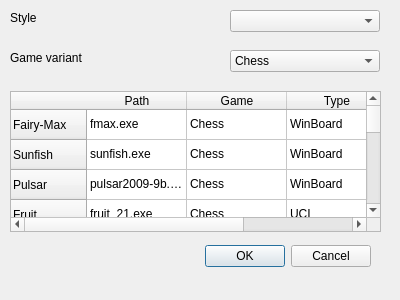
Qt form settingsdialog.ui (fire-lizard/QBoard) before a commit.
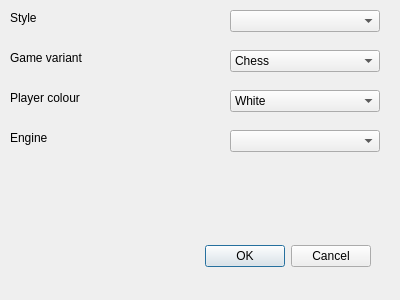
The same form after that commit.

Diff of the .ui file:
```diff
--- a/settingsdialog.ui
+++ b/settingsdialog.ui
@@ -52,431 +52,6 @@
     <string>Style</string>
    </property>
   </widget>
-  <widget class="QTableWidget" name="tableWidget">
-   <property name="geometry">
-    <rect>
-     <x>10</x>
-     <y>91</y>
-     <width>371</width>
-     <height>141</height>
-    </rect>
-   </property>
-   <row>
-    <property name="text">
-     <string>Fairy-Max</string>
-    </property>
-   </row>
-   <row>
-    <property name="text">
-     <string>Sunfish</string>
-    </property>
-   </row>
-   <row>
-    <property name="text">
-     <string>Pulsar</string>
-    </property>
-   </row>
-   <row>
-    <property name="text">
-     <string>Fruit</string>
-    </property>
-   </row>
-   <row>
-    <property name="text">
-     <string>Rybka232a</string>
-    </property>
-   </row>
-   <row>
-    <property name="text">
-     <string>Stockfish</string>
-    </property>
-   </row>
-   <row>
-    <property name="text">
-     <string>komodo-9</string>
-    </property>
-   </row>
-   <row>
-    <property name="text">
-     <string>TJchess_1.3</string>
-    </property>
-   </row>
-   <row>
-    <property name="text">
-     <string>Fairy-Max</string>
-    </property>
-   </row>
-   <row>
-    <property name="text">
-     <string>HaQi</string>
-    </property>
-   </row>
-   <row>
-    <property name="text">
-     <string>EleEye</string>
-    </property>
-   </row>
-   <row>
-    <property name="text">
-     <string>Qianhong</string>
-    </property>
-   </row>
-   <row>
-    <property name="text">
-     <string>TJxiangqi</string>
-    </property>
-   </row>
-   <row>
-    <property name="text">
-     <string>Shokidoki</string>
-    </property>
-   </row>
-   <row>
-    <property name="text">
-     <string>LaramieV3</string>
-    </property>
-   </row>
-   <row>
-    <property name="text">
-     <string>TJshogi</string>
-    </property>
-   </row>
-   <row>
-    <property name="text">
-     <string>TJshogi</string>
-    </property>
-   </row>
-   <row>
-    <property name="text">
-     <string>TJshogi</string>
-    </property>
-   </row>
-   <row>
-    <property name="text">
-     <string>TJshogi</string>
-    </property>
-   </row>
-   <row>
-    <property name="text">
-     <string>HaChu</string>
-    </property>
-   </row>
-   <column>
-    <property name="text">
-     <string>Path</string>
-    </property>
-   </column>
-   <column>
-    <property name="text">
-     <string>Game</string>
-    </property>
-   </column>
-   <column>
-    <property name="text">
-     <string>Type</string>
-    </property>
-   </column>
-   <item row="0" column="0">
-    <property name="text">
-     <string>fmax.exe</string>
-    </property>
-   </item>
-   <item row="0" column="1">
-    <property name="text">
-     <string>Chess</string>
-    </property>
-   </item>
-   <item row="0" column="2">
-    <property name="text">
-     <string>WinBoard</string>
-    </property>
-   </item>
-   <item row="1" column="0">
-    <property name="text">
-     <string>sunfish.exe</string>
-    </property>
-   </item>
-   <item row="1" column="1">
-    <property name="text">
-     <string>Chess</string>
-    </property>
-   </item>
-   <item row="1" column="2">
-    <property name="text">
-     <string>WinBoard</string>
-    </property>
-   </item>
-   <item row="2" column="0">
-    <property name="text">
-     <string>pulsar2009-9b.exe</string>
-    </property>
-   </item>
-   <item row="2" column="1">
-    <property name="text">
-     <string>Chess</string>
-    </property>
-   </item>
-   <item row="2" column="2">
-    <property name="text">
-     <string>WinBoard</string>
-    </property>
-   </item>
-   <item row="3" column="0">
-    <property name="text">
-     <string>fruit_21.exe</string>
-    </property>
-   </item>
-   <item row="3" column="1">
-    <property name="text">
-     <string>Chess</string>
-    </property>
-   </item>
-   <item row="3" column="2">
-    <property name="text">
-     <string>UCI</string>
-    </property>
-   </item>
-   <item row="4" column="0">
-    <property name="text">
-     <string>Rybkav2.3.2a.mp.x64.exe</string>
-    </property>
-   </item>
-   <item row="4" column="1">
-    <property name="text">
-     <string>Chess</string>
-    </property>
-   </item>
-   <item row="4" column="2">
-    <property name="text">
-     <string>UCI</string>
-    </property>
-   </item>
-   <item row="5" column="0">
-    <property name="text">
-     <string>Stockfish.exe</string>
-    </property>
-   </item>
-   <item row="5" column="1">
-    <property name="text">
-     <string>Chess</string>
-    </property>
-   </item>
-   <item row="5" column="2">
-    <property name="text">
-     <string>UCI</string>
-    </property>
-   </item>
-   <item row="6" column="0">
-    <property name="text">
-     <string>komodo-9.02-64bit.exe</string>
-    </property>
-   </item>
-   <item row="6" column="1">
-    <property name="text">
-     <string>Chess</string>
-    </property>
-   </item>
-   <item row="6" column="2">
-    <property name="text">
-     <string>UCI</string>
-    </property>
-   </item>
-   <item row="7" column="0">
-    <property name="text">
-     <string>TJchessWB_1.3_64bit</string>
-    </property>
-   </item>
-   <item row="7" column="1">
-    <property name="text">
-     <string>Chess</string>
-    </property>
-   </item>
-   <item row="7" column="2">
-    <property name="text">
-     <string>WinBoard</string>
-    </property>
-   </item>
-   <item row="8" column="0">
-    <property name="text">
-     <string>MaxQi.exe</string>
-    </property>
-   </item>
-   <item row="8" column="1">
-    <property name="text">
-     <string>Xiangqi</string>
-    </property>
-   </item>
-   <item row="8" column="2">
-    <property name="text">
-     <string>WinBoard</string>
-    </property>
-   </item>
-   <item row="9" column="0">
-    <property name="text">
-     <string>haqikid.exe</string>
-    </property>
-   </item>
-   <item row="9" column="1">
-    <property name="text">
-     <string>Xiangqi</string>
-    </property>
-   </item>
-   <item row="9" column="2">
-    <property name="text">
-     <string>WinBoard</string>
-    </property>
-   </item>
-   <item row="10" column="0">
-    <property name="text">
-     <string>ELEEYE.EXE</string>
-    </property>
-   </item>
-   <item row="10" column="1">
-    <property name="text">
-     <string>Xiangqi</string>
-    </property>
-   </item>
-   <item row="10" column="2">
-    <property name="text">
-     <string>UCCI</string>
-    </property>
-   </item>
-   <item row="11" column="0">
-    <property name="text">
-     <string>QHPlugin.exe</string>
-    </property>
-   </item>
-   <item row="11" column="1">
-    <property name="text">
-     <string>Xiangqi</string>
-    </property>
-   </item>
-   <item row="11" column="2">
-    <property name="text">
-     <string>Qianhong</string>
-    </property>
-   </item>
-   <item row="12" column="0">
-    <property name="text">
-     <string>TJxiangqi.exe</string>
-    </property>
-   </item>
-   <item row="12" column="1">
-    <property name="text">
-     <string>Xiangqi</string>
-    </property>
-   </item>
-   <item row="12" column="2">
-    <property name="text">
-     <string>WinBoard</string>
-    </property>
-   </item>
-   <item row="13" column="0">
-    <property name="text">
-     <string>sdk09s.exe</string>
-    </property>
-   </item>
-   <item row="13" column="1">
-    <property name="text">
-     <string>Shogi</string>
-    </property>
-   </item>
-   <item row="13" column="2">
-    <property name="text">
-     <string>WinBoard</string>
-    </property>
-   </item>
-   <item row="14" column="0">
-    <property name="text">
-     <string>LaramieV3.exe</string>
-    </property>
-   </item>
-   <item row="14" column="1">
-    <property name="text">
-     <string>Shogi</string>
-    </property>
-   </item>
-   <item row="14" column="2">
-    <property name="text">
-     <string>USI</string>
-    </property>
-   </item>
-   <item row="15" column="0">
-    <property name="text">
-     <string>TJshogi_USI.exe</string>
-    </property>
-   </item>
-   <item row="15" column="1">
-    <property name="text">
-     <string>Shogi</string>
-    </property>
-   </item>
-   <item row="15" column="2">
-    <property name="text">
-     <string>USI</string>
-    </property>
-   </item>
-   <item row="16" column="0">
-    <property name="text">
-     <string>TJshogi_WB.exe</string>
-    </property>
-   </item>
-   <item row="16" column="1">
-    <property name="text">
-     <string>Shogi</string>
-    </property>
-   </item>
-   <item row="16" column="2">
-    <property name="text">
-     <string>WinBoard</string>
-    </property>
-   </item>
-   <item row="17" column="0">
-    <property name="text">
-     <string>TJshogi5x5_USI.exe</string>
-    </property>
-   </item>
-   <item row="17" column="1">
-    <property name="text">
-     <string>MiniShogi</string>
-    </property>
-   </item>
-   <item row="17" column="2">
-    <property name="text">
-     <string>USI</string>
-    </property>
-   </item>
-   <item row="18" column="0">
-    <property name="text">
-     <string>TJshogi5x5_WB.exe</string>
-    </property>
-   </item>
-   <item row="18" column="1">
-    <property name="text">
-     <string>MiniShogi</string>
-    </property>
-   </item>
-   <item row="18" column="2">
-    <property name="text">
-     <string>WinBoard</string>
-    </property>
-   </item>
-   <item row="19" column="0">
-    <property name="text">
-     <string>HaChu.exe</string>
-    </property>
-   </item>
-   <item row="19" column="1">
-    <property name="text">
-     <string>Chu Shogi</string>
-    </property>
-   </item>
-   <item row="19" column="2">
-    <property name="text">
-     <string>WinBoard</string>
-    </property>
-   </item>
-  </widget>
   <widget class="QComboBox" name="variantsComboBox">
    <property name="geometry">
     <rect>
@@ -530,6 +105,62 @@
     <string>Game variant</string>
    </property>
   </widget>
+  <widget class="QComboBox" name="colourComboBox">
+   <property name="geometry">
+    <rect>
+     <x>230</x>
+     <y>90</y>
+     <width>150</width>
+     <height>22</height>
+    </rect>
+   </property>
+   <item>
+    <property name="text">
+     <string>White</string>
+    </property>
+   </item>
+   <item>
+    <property name="text">
+     <string>Black</string>
+    </property>
+   </item>
+  </widget>
+  <widget class="QLabel" name="colourLabel">
+   <property name="geometry">
+    <rect>
+     <x>10</x>
+     <y>90</y>
+     <width>80</width>
+     <height>16</height>
+    </rect>
+   </property>
+   <property name="text">
+    <string>Player colour</string>
+   </property>
+  </widget>
+  <widget class="QComboBox" name="engineComboBox">
+   <property name="geometry">
+    <rect>
+     <x>230</x>
+     <y>130</y>
+     <width>150</width>
+     <height>22</height>
+    </rect>
+   </property>
+  </widget>
+  <widget class="QLabel" name="engineLabel">
+   <property name="geometry">
+    <rect>
+     <x>10</x>
+     <y>130</y>
+     <width>80</width>
+     <height>16</height>
+    </rect>
+   </property>
+   <property name="text">
+    <string>Engine</string>
+   </property>
+  </widget>
  </widget>
  <resources/>
  <connections>
```
